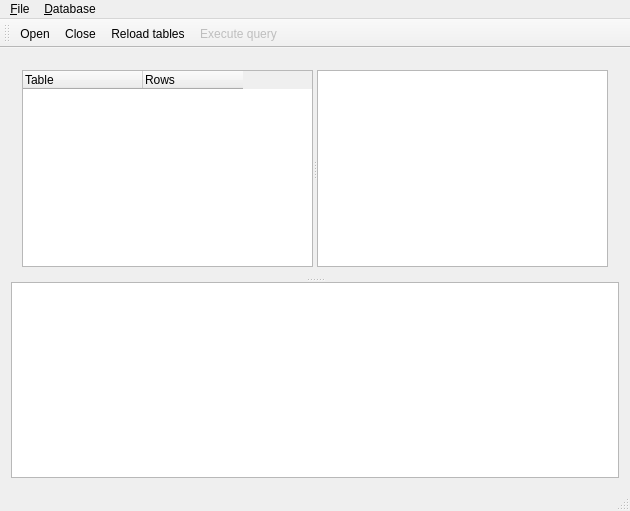
Mange/DBLite, file mainwindow.ui: the form before one commit.
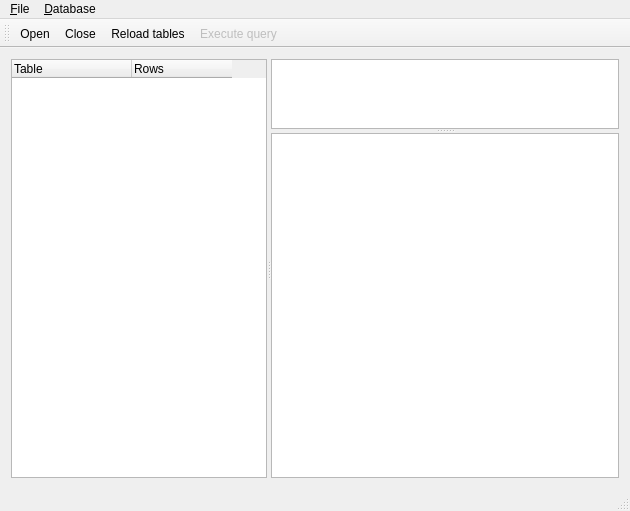
The form after the commit. Icons and pictures are not drawn.

Commit message: Improved the window layout

What changed in the file:
```diff
--- a/mainwindow.ui
+++ b/mainwindow.ui
@@ -18,16 +18,21 @@
     <item>
      <widget class="QSplitter" name="splitter_2">
       <property name="orientation">
-       <enum>Qt::Vertical</enum>
-      </property>
-      <widget class="QWidget" name="">
-       <layout class="QHBoxLayout" name="horizontalLayout">
-        <item>
-         <widget class="QSplitter" name="splitter">
-          <property name="orientation">
            <enum>Qt::Horizontal</enum>
           </property>
           <widget class="QTreeWidget" name="tableTree">
+       <property name="sizePolicy">
+        <sizepolicy hsizetype="Fixed" vsizetype="Expanding">
+         <horstretch>1</horstretch>
+         <verstretch>0</verstretch>
+        </sizepolicy>
+       </property>
+       <property name="baseSize">
+        <size>
+         <width>150</width>
+         <height>0</height>
+        </size>
+       </property>
            <property name="showDropIndicator" stdset="0">
             <bool>false</bool>
            </property>
@@ -66,12 +71,33 @@
             </property>
            </column>
           </widget>
-          <widget class="QPlainTextEdit" name="queryEdit"/>
-         </widget>
-        </item>
-       </layout>
-      </widget>
-      <widget class="QTableView" name="resultView"/>
+      <widget class="QSplitter" name="splitter">
+       <property name="sizePolicy">
+        <sizepolicy hsizetype="MinimumExpanding" vsizetype="Expanding">
+         <horstretch>5</horstretch>
+         <verstretch>0</verstretch>
+        </sizepolicy>
+       </property>
+       <property name="orientation">
+        <enum>Qt::Vertical</enum>
+       </property>
+       <widget class="QPlainTextEdit" name="queryEdit">
+        <property name="sizePolicy">
+         <sizepolicy hsizetype="Expanding" vsizetype="Maximum">
+          <horstretch>0</horstretch>
+          <verstretch>1</verstretch>
+         </sizepolicy>
+        </property>
+       </widget>
+       <widget class="QTableView" name="resultView">
+        <property name="sizePolicy">
+         <sizepolicy hsizetype="Expanding" vsizetype="MinimumExpanding">
+          <horstretch>0</horstretch>
+          <verstretch>8</verstretch>
+         </sizepolicy>
+        </property>
+       </widget>
+      </widget>
      </widget>
     </item>
    </layout>
```
Left out of the diff: 2 changed lines with no effect on the pictures. Lines whose indentation alone changed are shown as unchanged.
